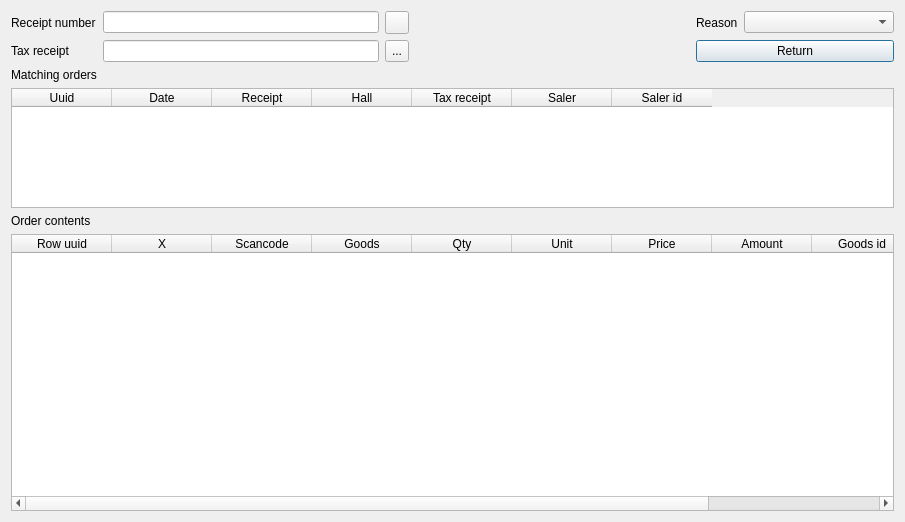
First picture: the form in Shop/dlgreturnitem.ui, repository End1-1/Cafe5, before the edit.
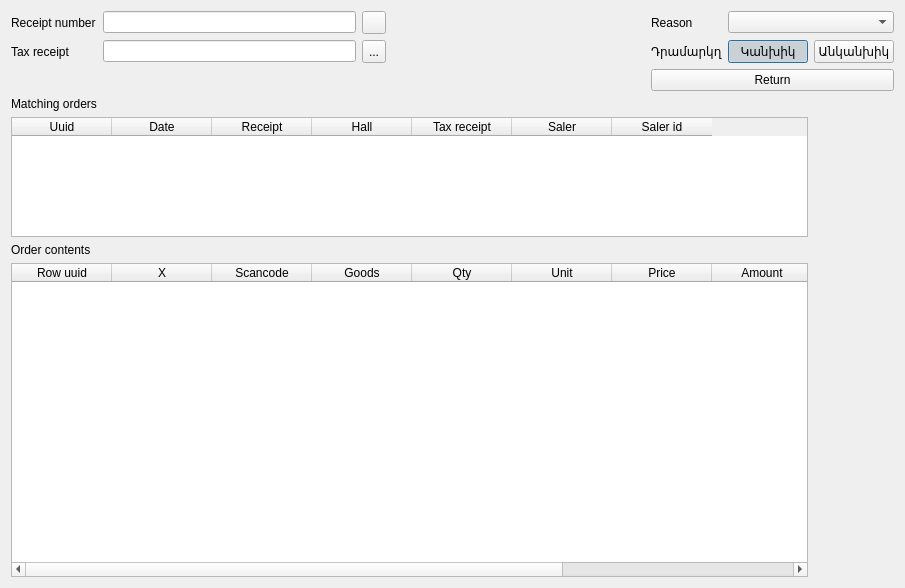
Second picture: the form after the edit. Icons and pictures are not drawn. Custom widgets are drawn as their Qt base class.

Diff of the .ui file:
```diff
--- a/Shop/dlgreturnitem.ui
+++ b/Shop/dlgreturnitem.ui
@@ -7,30 +7,130 @@
     <x>0</x>
     <y>0</y>
     <width>905</width>
-    <height>522</height>
+    <height>588</height>
    </rect>
   </property>
   <property name="windowTitle">
    <string>Return item</string>
   </property>
   <layout class="QGridLayout" name="gridLayout">
-   <item row="0" column="2">
-    <widget class="QToolButton" name="btnSearchReceiptNumber">
-     <property name="sizePolicy">
-      <sizepolicy hsizetype="Preferred" vsizetype="Preferred">
-       <horstretch>0</horstretch>
-       <verstretch>0</verstretch>
-      </sizepolicy>
-     </property>
-     <property name="focusPolicy">
-      <enum>Qt::NoFocus</enum>
-     </property>
+   <item row="3" column="1">
+    <widget class="QLabel" name="label_6">
      <property name="text">
       <string/>
      </property>
-     <property name="icon">
-      <iconset resource="../resources/res.qrc">
-       <normaloff>:/zoom-in.png</normaloff>:/zoom-in.png</iconset>
+    </widget>
+   </item>
+   <item row="6" column="0" colspan="6">
+    <widget class="C5ClearTableWidget" name="tblBody">
+     <property name="editTriggers">
+      <set>QAbstractItemView::NoEditTriggers</set>
+     </property>
+     <property name="selectionMode">
+      <enum>QAbstractItemView::NoSelection</enum>
+     </property>
+     <property name="selectionBehavior">
+      <enum>QAbstractItemView::SelectRows</enum>
+     </property>
+     <column>
+      <property name="text">
+       <string>Row uuid</string>
+      </property>
+     </column>
+     <column>
+      <property name="text">
+       <string>X</string>
+      </property>
+     </column>
+     <column>
+      <property name="text">
+       <string>Scancode</string>
+      </property>
+     </column>
+     <column>
+      <property name="text">
+       <string>Goods</string>
+      </property>
+     </column>
+     <column>
+      <property name="text">
+       <string>Qty</string>
+      </property>
+     </column>
+     <column>
+      <property name="text">
+       <string>Unit</string>
+      </property>
+     </column>
+     <column>
+      <property name="text">
+       <string>Price</string>
+      </property>
+     </column>
+     <column>
+      <property name="text">
+       <string>Amount</string>
+      </property>
+     </column>
+     <column>
+      <property name="text">
+       <string>Goods id</string>
+      </property>
+     </column>
+     <column>
+      <property name="text">
+       <string>Returned</string>
+      </property>
+     </column>
+    </widget>
+   </item>
+   <item row="1" column="3">
+    <spacer name="horizontalSpacer_2">
+     <property name="orientation">
+      <enum>Qt::Horizontal</enum>
+     </property>
+     <property name="sizeHint" stdset="0">
+      <size>
+       <width>40</width>
+       <height>20</height>
+      </size>
+     </property>
+    </spacer>
+   </item>
+   <item row="3" column="0">
+    <widget class="QLabel" name="label_4">
+     <property name="text">
+      <string>Matching orders</string>
+     </property>
+    </widget>
+   </item>
+   <item row="1" column="1">
+    <widget class="QLineEdit" name="leTaxReceipt"/>
+   </item>
+   <item row="0" column="4">
+    <widget class="QLabel" name="label_5">
+     <property name="text">
+      <string>Reason</string>
+     </property>
+    </widget>
+   </item>
+   <item row="1" column="5">
+    <widget class="QPushButton" name="btnReturnCash">
+     <property name="text">
+      <string>Կանխիկ</string>
+     </property>
+     <property name="checkable">
+      <bool>true</bool>
+     </property>
+     <property name="checked">
+      <bool>true</bool>
+     </property>
+    </widget>
+   </item>
+   <item row="5" column="0">
+    <widget class="QLabel" name="label_3">
+     <property name="text">
+      <string>Order contents</string>
      </property>
     </widget>
    </item>
@@ -44,6 +144,46 @@
      </property>
     </widget>
    </item>
+   <item row="1" column="4">
+    <widget class="QLabel" name="label_7">
+     <property name="text">
+      <string>Դրամարկղ</string>
+     </property>
+    </widget>
+   </item>
+   <item row="1" column="6">
+    <widget class="QPushButton" name="btnReturnCard">
+     <property name="text">
+      <string>Անկանխիկ</string>
+     </property>
+     <property name="checkable">
+      <bool>true</bool>
+     </property>
+    </widget>
+   </item>
+   <item row="0" column="5" colspan="2">
+    <widget class="QComboBox" name="cbReason">
+     <property name="minimumSize">
+      <size>
+       <width>150</width>
+       <height>0</height>
+      </size>
+     </property>
+    </widget>
+   </item>
+   <item row="0" column="3">
+    <spacer name="horizontalSpacer">
+     <property name="orientation">
+      <enum>Qt::Horizontal</enum>
+     </property>
+     <property name="sizeHint" stdset="0">
+      <size>
+       <width>40</width>
+       <height>20</height>
+      </size>
+     </property>
+    </spacer>
+   </item>
    <item row="1" column="0">
     <widget class="QLabel" name="label_2">
      <property name="text">
@@ -51,8 +191,25 @@
      </property>
     </widget>
    </item>
-   <item row="1" column="1">
-    <widget class="QLineEdit" name="leTaxReceipt"/>
+   <item row="0" column="2">
+    <widget class="QToolButton" name="btnSearchReceiptNumber">
+     <property name="sizePolicy">
+      <sizepolicy hsizetype="Preferred" vsizetype="Preferred">
+       <horstretch>0</horstretch>
+       <verstretch>0</verstretch>
+      </sizepolicy>
+     </property>
+     <property name="focusPolicy">
+      <enum>Qt::NoFocus</enum>
+     </property>
+     <property name="text">
+      <string/>
+     </property>
+     <property name="icon">
+      <iconset resource="../resources/res.qrc">
+       <normaloff>:/zoom-in.png</normaloff>:/zoom-in.png</iconset>
+     </property>
+    </widget>
    </item>
    <item row="1" column="2">
     <widget class="QToolButton" name="btnSearchTax">
@@ -74,71 +231,7 @@
      </property>
     </widget>
    </item>
-   <item row="1" column="3">
-    <spacer name="horizontalSpacer_2">
-     <property name="orientation">
-      <enum>Qt::Horizontal</enum>
-     </property>
-     <property name="sizeHint" stdset="0">
-      <size>
-       <width>40</width>
-       <height>20</height>
-      </size>
-     </property>
-    </spacer>
-   </item>
-   <item row="0" column="3">
-    <spacer name="horizontalSpacer">
-     <property name="orientation">
-      <enum>Qt::Horizontal</enum>
-     </property>
-     <property name="sizeHint" stdset="0">
-      <size>
-       <width>40</width>
-       <height>20</height>
-      </size>
-     </property>
-    </spacer>
-   </item>
-   <item row="4" column="0">
-    <widget class="QLabel" name="label_3">
-     <property name="text">
-      <string>Order contents</string>
-     </property>
-    </widget>
-   </item>
-   <item row="0" column="5">
-    <widget class="QComboBox" name="cbReason">
-     <property name="minimumSize">
-      <size>
-       <width>150</width>
-       <height>0</height>
-      </size>
-     </property>
-    </widget>
-   </item>
-   <item row="2" column="0">
-    <widget class="QLabel" name="label_4">
-     <property name="text">
-      <string>Matching orders</string>
-     </property>
-    </widget>
-   </item>
-   <item row="0" column="4">
-    <widget class="QLabel" name="label_5">
-     <property name="text">
-      <string>Reason</string>
-     </property>
-    </widget>
-   </item>
-   <item row="1" column="4" colspan="2">
-    <widget class="QPushButton" name="btnReturn">
-     <property name="text">
-      <string>Return</string>
-     </property>
-    </widget>
-   </item>
-   <item row="3" column="0" colspan="6">
+   <item row="4" column="0" colspan="6">
     <widget class="C5ClearTableWidget" name="tblOrder">
      <property name="maximumSize">
       <size>
@@ -192,73 +285,10 @@
      </column>
     </widget>
    </item>
-   <item row="5" column="0" colspan="6">
-    <widget class="C5ClearTableWidget" name="tblBody">
-     <property name="editTriggers">
-      <set>QAbstractItemView::NoEditTriggers</set>
-     </property>
-     <property name="selectionMode">
-      <enum>QAbstractItemView::NoSelection</enum>
-     </property>
-     <property name="selectionBehavior">
-      <enum>QAbstractItemView::SelectRows</enum>
-     </property>
-     <column>
-      <property name="text">
-       <string>Row uuid</string>
-      </property>
-     </column>
-     <column>
-      <property name="text">
-       <string>X</string>
-      </property>
-     </column>
-     <column>
-      <property name="text">
-       <string>Scancode</string>
-      </property>
-     </column>
-     <column>
-      <property name="text">
-       <string>Goods</string>
-      </property>
-     </column>
-     <column>
-      <property name="text">
-       <string>Qty</string>
-      </property>
-     </column>
-     <column>
-      <property name="text">
-       <string>Unit</string>
-      </property>
-     </column>
-     <column>
-      <property name="text">
-       <string>Price</string>
-      </property>
-     </column>
-     <column>
-      <property name="text">
-       <string>Amount</string>
-      </property>
-     </column>
-     <column>
-      <property name="text">
-       <string>Goods id</string>
-      </property>
-     </column>
-     <column>
-      <property name="text">
-       <string>Returned</string>
-      </property>
-     </column>
-    </widget>
-   </item>
-   <item row="2" column="1">
-    <widget class="QLabel" name="label_6">
+   <item row="2" column="4" colspan="3">
+    <widget class="QPushButton" name="btnReturn">
      <property name="text">
-      <string/>
+      <string>Return</string>
      </property>
     </widget>
    </item>
```
Left out of the diff: 2 changed lines with no effect on the pictures.
